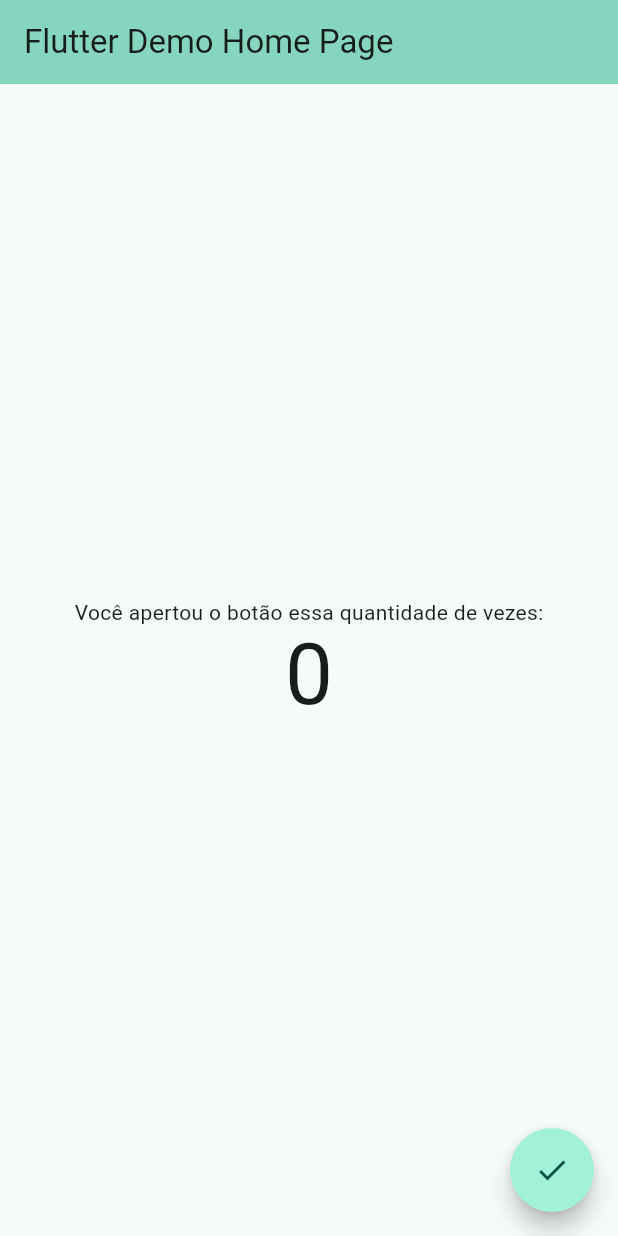
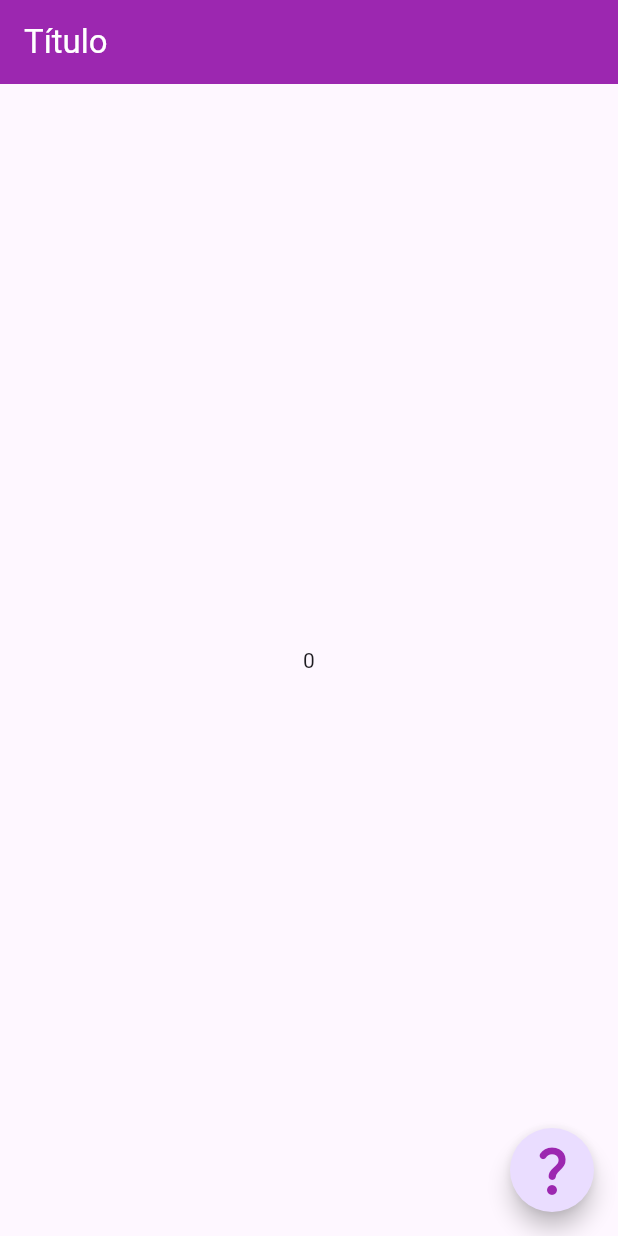
Before and after one commit to carbran/app_flutter_1, a Flutter app: the screen it shows after launch, on a phone screen of 412 x 824 dp. Run offline on Flutter 3.47's test engine with Material 3 defaults, Android fonts, the phone set to English and light mode, and no system bars.

Commit message:
:sparkles: feat: implementando pagina inicial

```diff
--- a/lib/main.dart
+++ b/lib/main.dart
@@ -1,126 +1,7 @@
 import 'package:flutter/material.dart';
+
+import 'my_app.dart';
 
 void main() {
   runApp(const MyApp());
 }
-
-class MyApp extends StatelessWidget {
-  const MyApp({super.key});
-
-  // This widget is the root of your application.
-  @override
-  Widget build(BuildContext context) {
-    return MaterialApp(
-      title: 'Flutter Demo',
-      theme: ThemeData(
-        // This is the theme of your application.
-        //
-        // TRY THIS: Try running your application with "flutter run". You'll see
-        // the application has a purple toolbar. Then, without quitting the app,
-        // try changing the seedColor in the colorScheme below to Colors.green
-        // and then invoke "hot reload" (save your changes or press the "hot
-        // reload" button in a Flutter-supported IDE, or press "r" if you used
-        // the command line to start the app).
-        //
-        // Notice that the counter didn't reset back to zero; the application
-        // state is not lost during the reload. To reset the state, use hot
-        // restart instead.
-        //
-        // This works for code too, not just values: Most code changes can be
-        // tested with just a hot reload.
-        colorScheme: ColorScheme.fromSeed(seedColor: Colors.tealAccent),
-        useMaterial3: true,
-      ),
-      home: const MyHomePage(title: 'Flutter Demo Home Page'),
-    );
-  }
-}
-
-class MyHomePage extends StatefulWidget {
-  const MyHomePage({super.key, required this.title});
-
-  // This widget is the home page of your application. It is stateful, meaning
-  // that it has a State object (defined below) that contains fields that affect
-  // how it looks.
-
-  // This class is the configuration for the state. It holds the values (in this
-  // case the title) provided by the parent (in this case the App widget) and
-  // used by the build method of the State. Fields in a Widget subclass are
-  // always marked "final".
-
-  final String title;
-
-  @override
-  State<MyHomePage> createState() => _MyHomePageState();
-}
-
-class _MyHomePageState extends State<MyHomePage> {
-  int _counter = 0;
-
-  void _incrementCounter() {
-    setState(() {
-      // This call to setState tells the Flutter framework that something has
-      // changed in this State, which causes it to rerun the build method below
-      // so that the display can reflect the updated values. If we changed
-      // _counter without calling setState(), then the build method would not be
-      // called again, and so nothing would appear to happen.
-      _counter++;
-    });
-  }
-
-  @override
-  Widget build(BuildContext context) {
-    // This method is rerun every time setState is called, for instance as done
-    // by the _incrementCounter method above.
-    //
-    // The Flutter framework has been optimized to make rerunning build methods
-    // fast, so that you can just rebuild anything that needs updating rather
-    // than having to individually change instances of widgets.
-    return Scaffold(
-      appBar: AppBar(
-        // TRY THIS: Try changing the color here to a specific color (to
-        // Colors.amber, perhaps?) and trigger a hot reload to see the AppBar
-        // change color while the other colors stay the same.
-        backgroundColor: Theme.of(context).colorScheme.inversePrimary,
-        // Here we take the value from the MyHomePage object that was created by
-        // the App.build method, and use it to set our appbar title.
-        title: Text(widget.title),
-      ),
-      body: Center(
-        // Center is a layout widget. It takes a single child and positions it
-        // in the middle of the parent.
-        child: Column(
-          // Column is also a layout widget. It takes a list of children and
-          // arranges them vertically. By default, it sizes itself to fit its
-          // children horizontally, and tries to be as tall as its parent.
-          //
-          // Column has various properties to control how it sizes itself and
-          // how it positions its children. Here we use mainAxisAlignment to
-          // center the children vertically; the main axis here is the vertical
-          // axis because Columns are vertical (the cross axis would be
-          // horizontal).
-          //
-          // TRY THIS: Invoke "debug painting" (choose the "Toggle Debug Paint"
-          // action in the IDE, or press "p" in the console), to see the
-          // wireframe for each widget.
-          mainAxisAlignment: MainAxisAlignment.center,
-          children: <Widget>[
-            const Text(
-              'Você apertou o botão essa quantidade de vezes:',
-            ),
-            Text(
-              '$_counter',
-              style: Theme.of(context).textTheme.displayLarge,
-            ),
-          ],
-        ),
-      ),
-      floatingActionButton: FloatingActionButton(
-        onPressed: _incrementCounter,
-        tooltip: 'Increment',
-        shape: const CircleBorder(side: BorderSide.none, eccentricity: 0.0),
-        child: const Icon(Icons.check),
-      ), // This trailing comma makes auto-formatting nicer for build methods.
-    );
-  }
-}
--- /dev/null
+++ b/lib/my_app.dart
@@ -0,0 +1,15 @@
+import 'package:flutter/material.dart';
+
+import 'pages/home_page.dart';
+
+class MyApp extends StatelessWidget {
+  const MyApp({super.key});
+
+  @override
+  Widget build(BuildContext context) {
+    return const MaterialApp(
+      debugShowCheckedModeBanner: false,
+      home: HomePage(),
+    );
+  }
+}
--- /dev/null
+++ b/lib/pages/home_page.dart
@@ -0,0 +1,45 @@
+import 'package:dioproject/services/gerador_numero_aleatorio_service.dart';
+import 'package:flutter/material.dart';
+
+class HomePage extends StatefulWidget {
+  const HomePage({super.key});
+
+  @override
+  State<HomePage> createState() => _HomePageState();
+}
+
+class _HomePageState extends State<HomePage> {
+  int numeroGerado = 0;
+
+  @override
+  Widget build(BuildContext context) {
+    return Scaffold(
+      appBar: AppBar(
+        backgroundColor: Colors.purple,
+        title: const Text(
+          'Título',
+          style: TextStyle(
+            color: Colors.white,
+          ),
+        ),
+      ),
+      body: Center(
+        child: Text(numeroGerado.toString()),
+      ),
+      floatingActionButton: FloatingActionButton(
+        shape: const CircleBorder(),
+        onPressed: () {
+          setState(() {
+            numeroGerado =
+                GeradorNumeroAleatorioService.gerarNumeroAleatorio(10000);
+          });
+        },
+        child: const Icon(
+          Icons.question_mark_rounded,
+          size: 40.0,
+          color: Colors.purple,
+        ),
+      ),
+    );
+  }
+}
--- /dev/null
+++ b/lib/services/gerador_numero_aleatorio_service.dart
@@ -0,0 +1,10 @@
+import 'dart:math';
+
+class GeradorNumeroAleatorioService {
+
+  static int gerarNumeroAleatorio(int valorMaximo) {
+    Random numeroAleatorio = Random();
+
+    return numeroAleatorio.nextInt(valorMaximo);
+  }
+}
```
Also changed, not shown: 1 other file.
